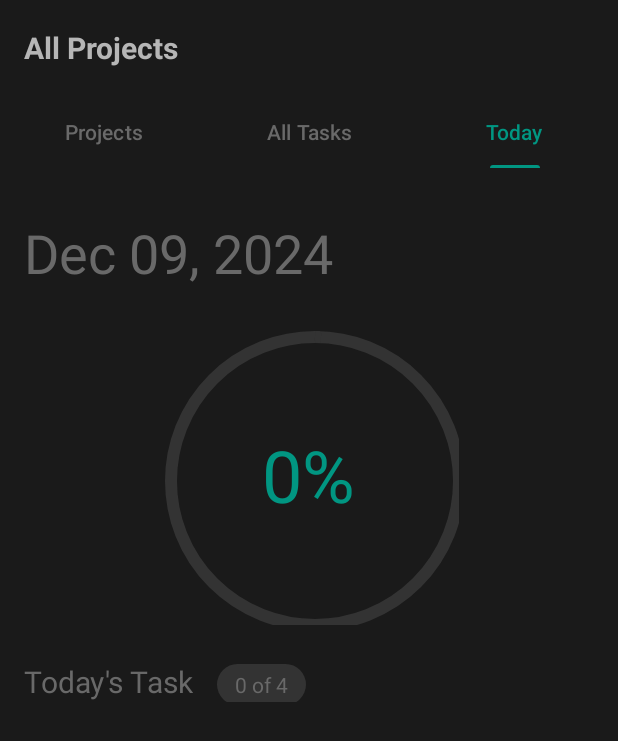
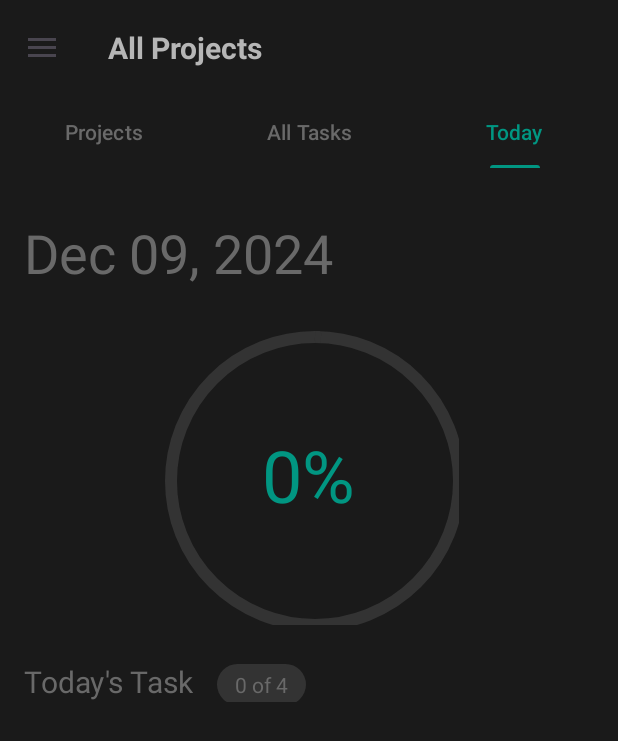
Before and after one commit to Sheild007/FocusBuddy-a-task-managemnt-app, an Android app: the screen it shows after launch (MainActivity), tab 3 chosen, on a phone screen of 412 x 824 dp. Shown: the top 741 px of the screen. Run offline under Robolectric (Android 15) with nearby library versions, the phone set to English and light mode, and no system bars.

Commit message:
sidebar added

```diff
--- a/app/src/main/java/com/example/focusbuddy/MainActivity.java
+++ b/app/src/main/java/com/example/focusbuddy/MainActivity.java
@@ -1,10 +1,17 @@
 package com.example.focusbuddy;
 
+import android.os.Build;
 import android.os.Bundle;
 import android.view.MenuItem;
+import android.view.View;
+import android.widget.Toast;
+
 import androidx.annotation.NonNull;
+import androidx.appcompat.app.ActionBar;
 import androidx.appcompat.app.ActionBarDrawerToggle;
 import androidx.appcompat.app.AppCompatActivity;
+import androidx.appcompat.widget.Toolbar;
+import androidx.core.content.ContextCompat;
 import androidx.drawerlayout.widget.DrawerLayout;
 import androidx.viewpager2.widget.ViewPager2;
 import com.google.android.material.navigation.NavigationView;
@@ -16,34 +23,55 @@ public class MainActivity extends AppCompatActivity {
     private DrawerLayout drawerLayout;
     private ActionBarDrawerToggle toggle;
 
+    // Declare constants for menu item IDs
+    private static final int ID_ABOUT = R.id.navAbout;
+    private static final int ID_SETTINGS = R.id.navSettings;
+
     @Override
     protected void onCreate(Bundle savedInstanceState) {
         super.onCreate(savedInstanceState);
         setContentView(R.layout.activity_main);
 
+        if (Build.VERSION.SDK_INT >= Build.VERSION_CODES.LOLLIPOP) {
+            getWindow().setStatusBarColor(ContextCompat.getColor(this, R.color.new_status_bar_color));
+        }
+
+
         drawerLayout = findViewById(R.id.drawer_layout);
         NavigationView navigationView = findViewById(R.id.nav_view);
 
-        toggle = new ActionBarDrawerToggle(this, drawerLayout, R.string.navigation_drawer_open, R.string.navigation_drawer_close);
+
+        Toolbar toolbar = findViewById(R.id.toolbar);
+        setSupportActionBar(toolbar);
+
+        // Set the title to empty and ensure it remains hidden
+        ActionBar actionBar = getSupportActionBar();
+        if (actionBar != null) {
+            actionBar.setDisplayShowTitleEnabled(false); // Disable title display
+            actionBar.setTitle(""); // Set title to an empty string
+        }
+
+        toggle = new ActionBarDrawerToggle(this, drawerLayout, toolbar, R.string.navigation_drawer_open, R.string.navigation_drawer_close);
         drawerLayout.addDrawerListener(toggle);
         toggle.syncState();
-      // getSupportActionBar().setDisplayHomeAsUpEnabled(true);
 
-//        navigationView.setNavigationItemSelectedListener(new NavigationView.OnNavigationItemSelectedListener() {
-//            @Override
-//            public boolean onNavigationItemSelected(@NonNull MenuItem item) {
-//                switch (item.getItemId()) {
-//                    case R.id.nav_about:
-//                        // Handle About App action
-//                        break;
-//                    case R.id.nav_settings:
-//                        // Handle Settings action
-//                        break;
-//                }
-//                drawerLayout.closeDrawers();
-//                return true;
-//            }
-//        });
+
+
+        navigationView.setNavigationItemSelectedListener(new NavigationView.OnNavigationItemSelectedListener() {
+            @Override
+            public boolean onNavigationItemSelected(@NonNull MenuItem item) {
+                int itemId = item.getItemId();
+
+                if (itemId == ID_ABOUT) {
+                    Toast.makeText(getApplicationContext(), "About", Toast.LENGTH_SHORT).show();
+                } else if (itemId == ID_SETTINGS) {
+                    Toast.makeText(getApplicationContext(), "Settings", Toast.LENGTH_SHORT).show();
+                }
+
+                drawerLayout.closeDrawers();
+                return true;
+            }
+        });
 
         ViewPager2 viewPager = findViewById(R.id.viewPager);
         TabLayout tabLayout = findViewById(R.id.tab_Layout);
--- a/app/src/main/res/layout/activity_main.xml
+++ b/app/src/main/res/layout/activity_main.xml
@@ -4,6 +4,7 @@
     xmlns:app="http://schemas.android.com/apk/res-auto"
     android:layout_width="match_parent"
     android:layout_height="match_parent"
+    android:background="@color/background_dark"
     android:id="@+id/drawer_layout">
 
 
@@ -78,8 +79,12 @@
         android:layout_width="wrap_content"
         android:layout_height="match_parent"
         android:layout_gravity="start"
+        android:background="@color/background_dark"
+        android:backgroundTint="@color/background_dark"
+        android:fitsSystemWindows="true"
         app:headerLayout="@layout/nav_header_main"
+        app:itemRippleColor="@color/background_dark"
         app:menu="@menu/drawer_menu"
-        android:fitsSystemWindows="true"/>
+        app:theme="@style/NavigationViewStyle" />
 
 </androidx.drawerlayout.widget.DrawerLayout>
--- a/app/src/main/res/menu/drawer_menu.xml
+++ b/app/src/main/res/menu/drawer_menu.xml
@@ -4,6 +4,7 @@
     <item
         android:id="@+id/navAbout"
         android:title="About App"
+        android:icon="@drawable/ic_about"
         />
     <item
         android:id="@+id/navSettings"
--- a/app/src/main/res/values/colors.xml
+++ b/app/src/main/res/values/colors.xml
@@ -13,4 +13,8 @@
     <color name="progress_background">#FF333333</color>
     <color name="pill_background">#FF333333</color>
     <color name="progress_track">#FF333333</color>
+    <color name="menu_item_text_color">#FFFFFF</color>
+    <color name="menu_item_background">#333333</color>
+    <color name="new_status_bar_color">#0d0823</color> <!-- Replace with your desired color -->
+
 </resources>
--- /dev/null
+++ b/app/src/main/res/values/styles.xml
@@ -0,0 +1,9 @@
+<?xml version="1.0" encoding="utf-8"?>
+<resources>
+    <style name="NavigationViewStyle" parent="Widget.Design.NavigationView">
+
+        <item name="itemTextColor">@color/menu_item_text_color</item>
+        <item name="itemBackground">@color/background_dark</item>
+
+    </style>
+</resources>
--- a/app/src/main/res/values/themes.xml
+++ b/app/src/main/res/values/themes.xml
@@ -6,4 +6,9 @@
     </style>
 
     <style name="Theme.FocusBuddy" parent="Base.Theme.FocusBuddy" />
+
+
+
+
+
 </resources>
```
